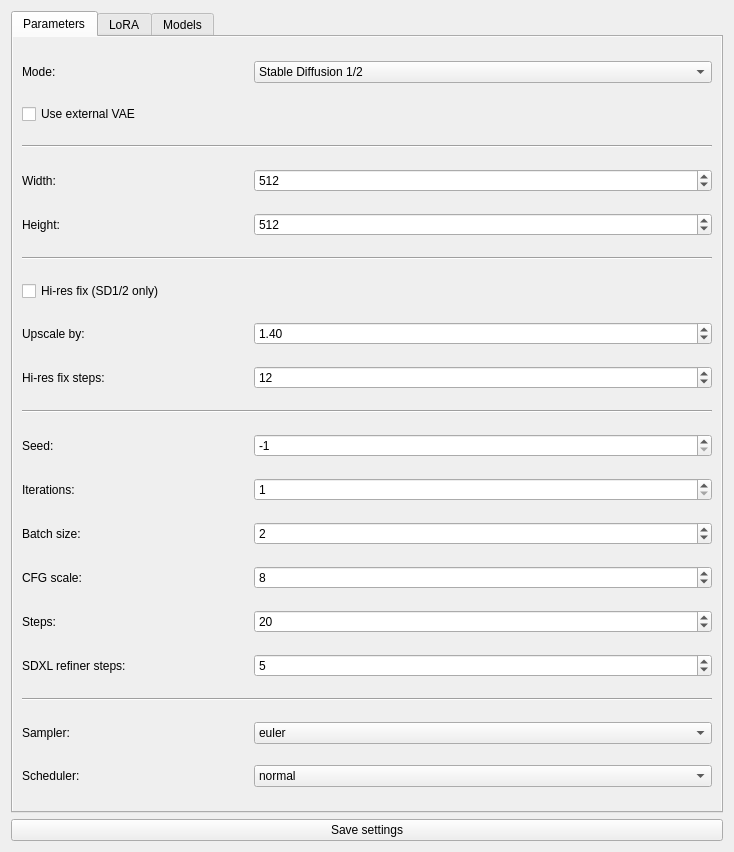
First picture: the form in assets/ui/settings_window.ui, repository shinomakoi/SnugQt, before the edit.
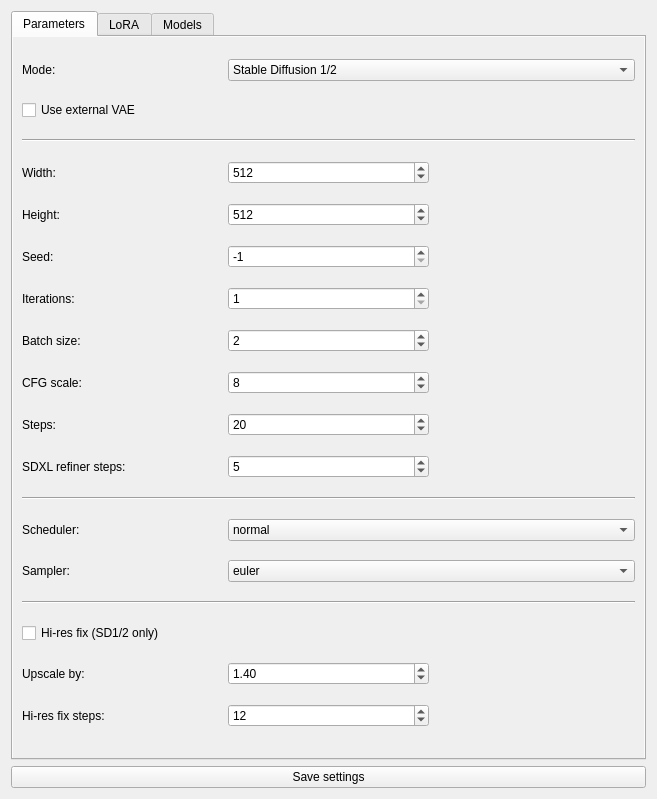
Second picture: the form after the edit.

Patch:
```diff
--- a/assets/ui/settings_window.ui
+++ b/assets/ui/settings_window.ui
@@ -6,8 +6,8 @@
    <rect>
     <x>0</x>
     <y>0</y>
-    <width>734</width>
-    <height>852</height>
+    <width>657</width>
+    <height>799</height>
    </rect>
   </property>
   <property name="windowTitle">
@@ -37,14 +37,7 @@
        <string>Parameters</string>
       </attribute>
       <layout class="QGridLayout" name="gridLayout_4">
-       <item row="17" column="0">
-        <widget class="QLabel" name="label_20">
-         <property name="text">
-          <string>Iterations:</string>
-         </property>
-        </widget>
-       </item>
-       <item row="20" column="1" colspan="2">
+       <item row="20" column="1">
         <widget class="QSpinBox" name="stepsValue">
          <property name="toolTip">
           <string>Number of steps to perform when generating iamge</string>
@@ -60,26 +53,24 @@
          </property>
         </widget>
        </item>
-       <item row="27" column="0">
-        <widget class="QLabel" name="label_5">
+       <item row="6" column="0">
+        <widget class="QLabel" name="label_10">
          <property name="text">
-          <string>Sampler:</string>
+          <string>Height:</string>
          </property>
         </widget>
        </item>
-       <item row="16" column="1" colspan="2">
-        <widget class="QSpinBox" name="seedValue">
-         <property name="toolTip">
-          <string>Seed to use. -1 for random</string>
+       <item row="22" column="0" colspan="3">
+        <widget class="Line" name="line">
+         <property name="orientation">
+          <enum>Qt::Horizontal</enum>
          </property>
-         <property name="minimum">
-          <number>-1</number>
-         </property>
-         <property name="maximum">
-          <number>999999999</number>
-         </property>
-         <property name="value">
-          <number>-1</number>
+        </widget>
+       </item>
+       <item row="28" column="0" colspan="3">
+        <widget class="Line" name="line_2">
+         <property name="orientation">
+          <enum>Qt::Horizontal</enum>
          </property>
         </widget>
        </item>
@@ -90,92 +81,82 @@
          </property>
         </widget>
        </item>
-       <item row="20" column="0">
-        <widget class="QLabel" name="label_7">
-         <property name="text">
-          <string>Steps:</string>
+       <item row="21" column="1">
+        <widget class="QSpinBox" name="sdxlRefinerStepsValue">
+         <property name="toolTip">
+          <string>Number of steps to perform with SDXL refiner</string>
          </property>
-        </widget>
-       </item>
-       <item row="21" column="0">
-        <widget class="QLabel" name="label_16">
-         <property name="text">
-          <string>SDXL refiner steps:</string>
+         <property name="minimum">
+          <number>1</number>
          </property>
-        </widget>
-       </item>
-       <item row="19" column="0">
-        <widget class="QLabel" name="label_4">
-         <property name="text">
-          <string>CFG scale:</string>
+         <property name="maximum">
+          <number>200</number>
          </property>
+         <property name="value">
+          <number>5</number>
+         </property>
         </widget>
        </item>
-       <item row="17" column="1" colspan="2">
-        <widget class="QSpinBox" name="iterationsValue">
+       <item row="18" column="1">
+        <widget class="QSpinBox" name="batchValue">
          <property name="toolTip">
-          <string>Number of iterations to perform</string>
+          <string>How many images to generate at once. More VRAM</string>
          </property>
          <property name="minimum">
           <number>1</number>
          </property>
          <property name="maximum">
-          <number>128</number>
+          <number>64</number>
          </property>
+         <property name="value">
+          <number>2</number>
+         </property>
         </widget>
        </item>
-       <item row="13" column="1" colspan="2">
-        <widget class="QSpinBox" name="hiresfixStepsValue">
-         <property name="minimum">
-          <number>1</number>
+       <item row="5" column="1">
+        <widget class="QSpinBox" name="imgWidthValue">
+         <property name="toolTip">
+          <string>Width of the generated image</string>
          </property>
-         <property name="maximum">
+         <property name="minimum">
           <number>256</number>
          </property>
+         <property name="maximum">
+          <number>4096</number>
+         </property>
+         <property name="singleStep">
+          <number>64</number>
+         </property>
          <property name="value">
-          <number>12</number>
+          <number>512</number>
          </property>
         </widget>
        </item>
-       <item row="28" column="1" colspan="2">
-        <widget class="QComboBox" name="schedulerValue">
-         <property name="toolTip">
-          <string>Noise scheduler to use</string>
+       <item row="23" column="0">
+        <widget class="QLabel" name="label_6">
+         <property name="text">
+          <string>Scheduler:</string>
          </property>
-         <item>
-          <property name="text">
-           <string>normal</string>
-          </property>
-         </item>
-         <item>
-          <property name="text">
-           <string>karras</string>
-          </property>
-         </item>
-         <item>
-          <property name="text">
-           <string>exponential</string>
-          </property>
-         </item>
-         <item>
-          <property name="text">
-           <string>simple</string>
-          </property>
-         </item>
-         <item>
-          <property name="text">
-           <string>ddim_uniform</string>
-          </property>
-         </item>
         </widget>
        </item>
-       <item row="8" column="0">
-        <widget class="QCheckBox" name="hiresFixCheck">
-         <property name="toolTip">
-          <string>Enable hi-res fix (only for SD1/2 models)</string>
+       <item row="4" column="0" colspan="3">
+        <widget class="Line" name="line_4">
+         <property name="orientation">
+          <enum>Qt::Horizontal</enum>
          </property>
+        </widget>
+       </item>
+       <item row="31" column="0">
+        <widget class="QLabel" name="label_2">
          <property name="text">
-          <string>Hi-res fix (SD1/2 only)</string>
+          <string>Upscale by:</string>
+         </property>
+        </widget>
+       </item>
+       <item row="16" column="0">
+        <widget class="QLabel" name="label">
+         <property name="text">
+          <string>Seed:</string>
          </property>
         </widget>
        </item>
@@ -201,26 +182,107 @@
          </item>
         </widget>
        </item>
-       <item row="5" column="1" colspan="2">
-        <widget class="QSpinBox" name="imgWidthValue">
+       <item row="5" column="0">
+        <widget class="QLabel" name="label_9">
+         <property name="text">
+          <string>Width:</string>
+         </property>
+        </widget>
+       </item>
+       <item row="3" column="0">
+        <widget class="QCheckBox" name="useExternalVaeCheck">
          <property name="toolTip">
-          <string>Width of the generated image</string>
+          <string>Use an external VAE instead of model's built-in VAE</string>
          </property>
+         <property name="text">
+          <string>Use external VAE</string>
+         </property>
+        </widget>
+       </item>
+       <item row="24" column="0">
+        <widget class="QLabel" name="label_5">
+         <property name="text">
+          <string>Sampler:</string>
+         </property>
+        </widget>
+       </item>
+       <item row="19" column="1">
+        <widget class="QSpinBox" name="cfgValue">
+         <property name="toolTip">
+          <string>CFG scale value</string>
+         </property>
          <property name="minimum">
-          <number>256</number>
+          <number>1</number>
          </property>
          <property name="maximum">
-          <number>4096</number>
+          <number>40</number>
          </property>
-         <property name="singleStep">
-          <number>64</number>
+         <property name="value">
+          <number>8</number>
          </property>
+        </widget>
+       </item>
+       <item row="17" column="0">
+        <widget class="QLabel" name="label_20">
+         <property name="text">
+          <string>Iterations:</string>
+         </property>
+        </widget>
+       </item>
+       <item row="30" column="0">
+        <widget class="QCheckBox" name="hiresFixCheck">
+         <property name="toolTip">
+          <string>Enable hi-res fix (only for SD1/2 models)</string>
+         </property>
+         <property name="text">
+          <string>Hi-res fix (SD1/2 only)</string>
+         </property>
+        </widget>
+       </item>
+       <item row="18" column="0">
+        <widget class="QLabel" name="label_3">
+         <property name="text">
+          <string>Batch size:</string>
+         </property>
+        </widget>
+       </item>
+       <item row="17" column="1">
+        <widget class="QSpinBox" name="iterationsValue">
+         <property name="toolTip">
+          <string>Number of iterations to perform</string>
+         </property>
+         <property name="minimum">
+          <number>1</number>
+         </property>
+         <property name="maximum">
+          <number>128</number>
+         </property>
+        </widget>
+       </item>
+       <item row="19" column="0">
+        <widget class="QLabel" name="label_4">
+         <property name="text">
+          <string>CFG scale:</string>
+         </property>
+        </widget>
+       </item>
+       <item row="16" column="1">
+        <widget class="QSpinBox" name="seedValue">
+         <property name="toolTip">
+          <string>Seed to use. -1 for random</string>
+         </property>
+         <property name="minimum">
+          <number>-1</number>
+         </property>
+         <property name="maximum">
+          <number>999999999</number>
+         </property>
          <property name="value">
-          <number>512</number>
+          <number>-1</number>
          </property>
         </widget>
        </item>
-       <item row="27" column="1" colspan="2">
+       <item row="24" column="1" colspan="2">
         <widget class="QComboBox" name="samplerValue">
          <property name="toolTip">
           <string>Noise sampler to use</string>
@@ -302,46 +364,7 @@
          </item>
         </widget>
        </item>
-       <item row="6" column="0">
-        <widget class="QLabel" name="label_10">
-         <property name="text">
-          <string>Height:</string>
-         </property>
-        </widget>
-       </item>
-       <item row="18" column="1" colspan="2">
-        <widget class="QSpinBox" name="batchValue">
-         <property name="toolTip">
-          <string>How many images to generate at once. More VRAM</string>
-         </property>
-         <property name="minimum">
-          <number>1</number>
-         </property>
-         <property name="maximum">
-          <number>64</number>
-         </property>
-         <property name="value">
-          <number>2</number>
-         </property>
-        </widget>
-       </item>
-       <item row="21" column="1" colspan="2">
-        <widget class="QSpinBox" name="sdxlRefinerStepsValue">
-         <property name="toolTip">
-          <string>Number of steps to perform with SDXL refiner</string>
-         </property>
-         <property name="minimum">
-          <number>1</number>
-         </property>
-         <property name="maximum">
-          <number>200</number>
-         </property>
-         <property name="value">
-          <number>5</number>
-         </property>
-        </widget>
-       </item>
-       <item row="9" column="1" colspan="2">
+       <item row="31" column="1">
         <widget class="QDoubleSpinBox" name="hiresfixScaleByValue">
          <property name="toolTip">
           <string>Factor to scale hires-fix image by</string>
@@ -363,118 +386,88 @@
          </property>
         </widget>
        </item>
-       <item row="9" column="0">
-        <widget class="QLabel" name="label_2">
+       <item row="20" column="0">
+        <widget class="QLabel" name="label_7">
          <property name="text">
-          <string>Upscale by:</string>
+          <string>Steps:</string>
          </property>
         </widget>
        </item>
-       <item row="16" column="0">
-        <widget class="QLabel" name="label">
-         <property name="text">
-          <string>Seed:</string>
-         </property>
-        </widget>
-       </item>
-       <item row="5" column="0">
-        <widget class="QLabel" name="label_9">
-         <property name="text">
-          <string>Width:</string>
-         </property>
-        </widget>
-       </item>
-       <item row="19" column="1" colspan="2">
-        <widget class="QSpinBox" name="cfgValue">
-         <property name="toolTip">
-          <string>CFG scale value</string>
-         </property>
-         <property name="minimum">
-          <number>1</number>
-         </property>
-         <property name="maximum">
-          <number>40</number>
-         </property>
-         <property name="value">
-          <number>8</number>
-         </property>
-        </widget>
-       </item>
-       <item row="28" column="0">
-        <widget class="QLabel" name="label_6">
-         <property name="text">
-          <string>Scheduler:</string>
-         </property>
-        </widget>
-       </item>
-       <item row="6" column="1" colspan="2">
-        <widget class="QSpinBox" name="imgHeightValue">
-         <property name="toolTip">
-          <string>Height of the generated image</string>
-         </property>
-         <property name="minimum">
-          <number>256</number>
-         </property>
-         <property name="maximum">
-          <number>4096</number>
-         </property>
-         <property name="singleStep">
-          <number>64</number>
-         </property>
-         <property name="value">
-          <number>512</number>
-         </property>
-        </widget>
-       </item>
-       <item row="18" column="0">
-        <widget class="QLabel" name="label_3">
-         <property name="text">
-          <string>Batch size:</string>
-         </property>
-        </widget>
-       </item>
-       <item row="3" column="0">
-        <widget class="QCheckBox" name="useExternalVaeCheck">
-         <property name="toolTip">
-          <string>Use an external VAE instead of model's built-in VAE</string>
-         </property>
-         <property name="text">
-          <string>Use external VAE</string>
-         </property>
-        </widget>
-       </item>
-       <item row="13" column="0">
+       <item row="32" column="0">
         <widget class="QLabel" name="label_13">
          <property name="text">
           <string>Hi-res fix steps:</string>
          </property>
         </widget>
        </item>
-       <item row="26" column="0" colspan="3">
-        <widget class="Line" name="line_2">
-         <property name="orientation">
-          <enum>Qt::Horizontal</enum>
+       <item row="32" column="1">
+        <widget class="QSpinBox" name="hiresfixStepsValue">
+         <property name="minimum">
+          <number>1</number>
          </property>
+         <property name="maximum">
+          <number>256</number>
+         </property>
+         <property name="value">
+          <number>12</number>
+         </property>
         </widget>
        </item>
-       <item row="15" column="0" colspan="3">
-        <widget class="Line" name="line">
-         <property name="orientation">
-          <enum>Qt::Horizontal</enum>
+       <item row="6" column="1">
+        <widget class="QSpinBox" name="imgHeightValue">
+         <property name="toolTip">
+          <string>Height of the generated image</string>
          </property>
+         <property name="minimum">
+          <number>256</number>
+         </property>
+         <property name="maximum">
+          <number>4096</number>
+         </property>
+         <property name="singleStep">
+          <number>64</number>
+         </property>
+         <property name="value">
+          <number>512</number>
+         </property>
         </widget>
        </item>
-       <item row="7" column="0" colspan="3">
-        <widget class="Line" name="line_3">
-         <property name="orientation">
-          <enum>Qt::Horizontal</enum>
+       <item row="23" column="1" colspan="2">
+        <widget class="QComboBox" name="schedulerValue">
+         <property name="toolTip">
+          <string>Noise scheduler to use</string>
          </property>
+         <item>
+          <property name="text">
+           <string>normal</string>
+          </property>
+         </item>
+         <item>
+          <property name="text">
+           <string>karras</string>
+          </property>
+         </item>
+         <item>
+          <property name="text">
+           <string>exponential</string>
+          </property>
+         </item>
+         <item>
+          <property name="text">
+           <string>simple</string>
+          </property>
+         </item>
+         <item>
+          <property name="text">
+           <string>ddim_uniform</string>
+          </property>
+         </item>
         </widget>
        </item>
-       <item row="4" column="0" colspan="3">
-        <widget class="Line" name="line_4">
-         <property name="orientation">
-          <enum>Qt::Horizontal</enum>
+       <item row="21" column="0">
+        <widget class="QLabel" name="label_16">
+         <property name="text">
+          <string>SDXL refiner steps:</string>
          </property>
         </widget>
        </item>
@@ -516,13 +509,6 @@
          </property>
         </widget>
        </item>
-       <item row="3" column="3">
-        <widget class="Line" name="line_7">
-         <property name="orientation">
-          <enum>Qt::Horizontal</enum>
-         </property>
-        </widget>
-       </item>
        <item row="0" column="0">
         <widget class="QCheckBox" name="loraCheck">
          <property name="toolTip">
@@ -579,6 +565,13 @@
          </property>
         </widget>
        </item>
+       <item row="3" column="3">
+        <widget class="Line" name="line_7">
+         <property name="orientation">
+          <enum>Qt::Horizontal</enum>
+         </property>
+        </widget>
+       </item>
       </layout>
      </widget>
      <widget class="QWidget" name="modelsSettingsTab">
```
Left out of the diff: 5 changed lines with no effect on the pictures.
